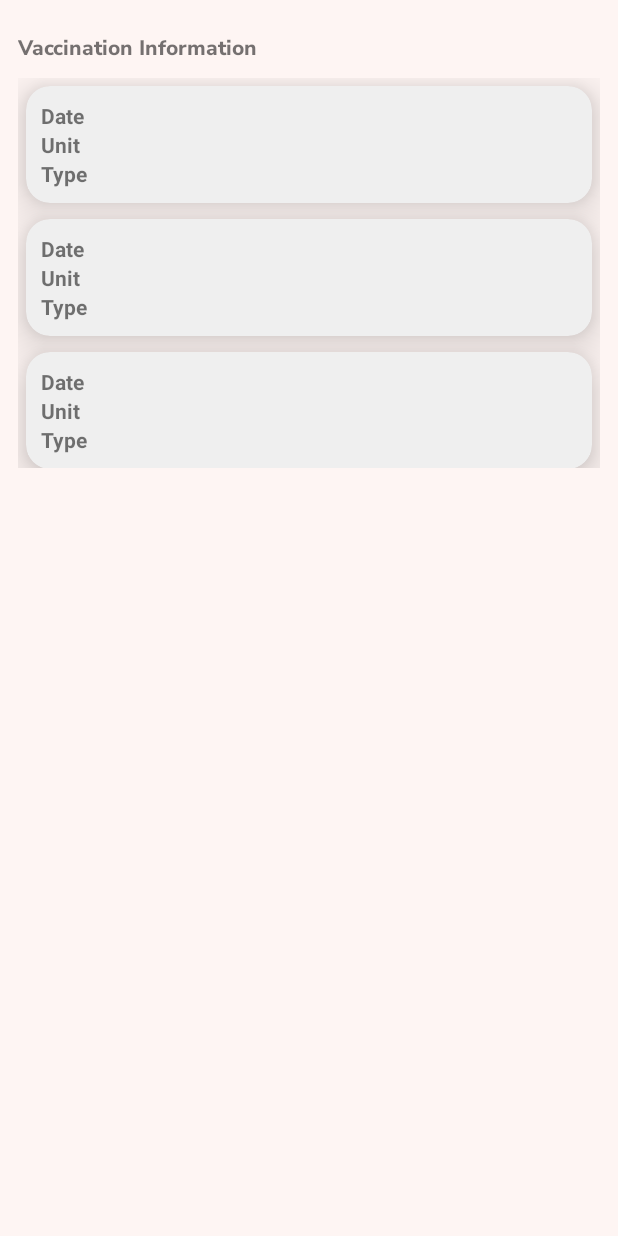
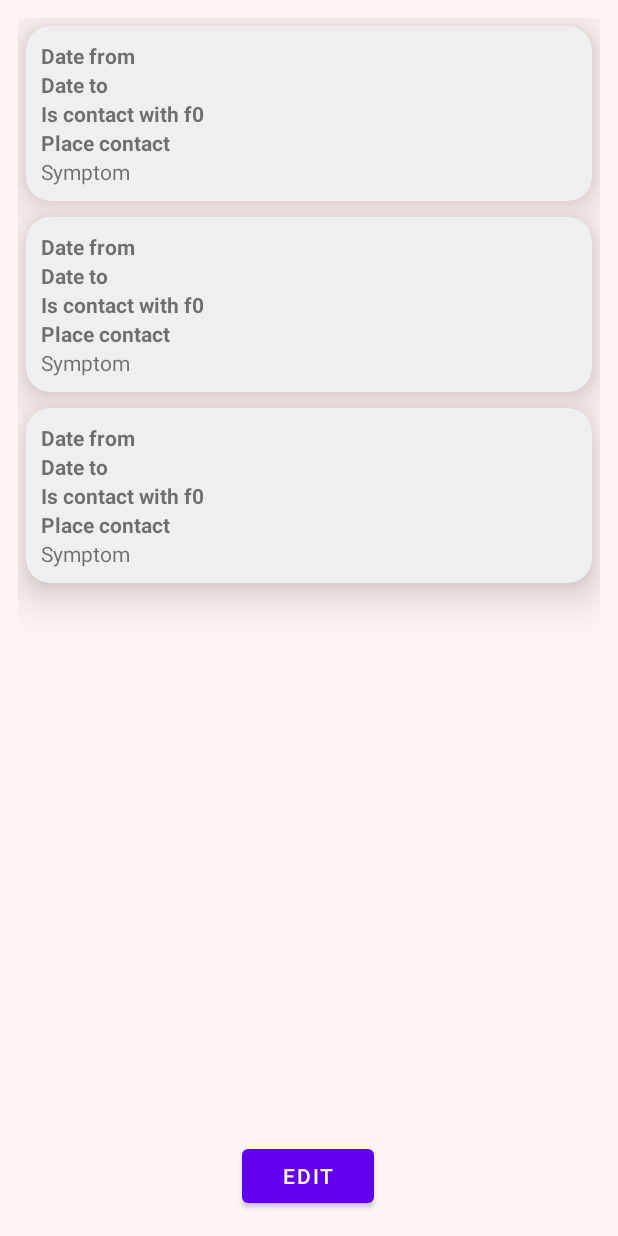
Before and after one commit to hoangnhhe141380/Covid_Tracker, an Android app: the layout layout_fragment_medical_declared_data.xml on its own in the app's theme, with its tools: preview values and no code run, on a phone screen of 412 x 824 dp. Run offline under Robolectric (Android 15) with nearby library versions, the phone set to English and light mode, and no system bars.

Commit message:
20220321 - Update layout and MedicalDeclaredData

```diff
--- a/app/src/main/res/layout/layout_fragment_medical_declared_data.xml
+++ b/app/src/main/res/layout/layout_fragment_medical_declared_data.xml
@@ -1,5 +1,6 @@
 <?xml version="1.0" encoding="utf-8"?>
-<RelativeLayout xmlns:android="http://schemas.android.com/apk/res/android"
+<androidx.constraintlayout.widget.ConstraintLayout xmlns:android="http://schemas.android.com/apk/res/android"
+    xmlns:app="http://schemas.android.com/apk/res-auto"
     xmlns:tools="http://schemas.android.com/tools"
     android:layout_width="match_parent"
     android:layout_height="match_parent"
@@ -7,19 +8,25 @@
     android:orientation="vertical"
     android:padding="12dp">
 
-    <TextView
-        android:layout_width="match_parent"
-        android:layout_height="wrap_content"
-        android:fontFamily="@font/nunito_sans_extrabold"
-        android:gravity="bottom"
-        android:text="Vaccination Information"
-        android:layout_marginTop="10dp"/>
-
     <androidx.recyclerview.widget.RecyclerView
         android:id="@+id/recyclerView"
         android:layout_width="match_parent"
-        android:layout_height="260dp"
-        android:layout_marginTop="40dp"
-        tools:listitem="@layout/layout_vaccination_data" />
+        android:layout_height="650dp"
+        app:layout_constraintBottom_toTopOf="@+id/btn_edit_mdd"
+        app:layout_constraintStart_toStartOf="parent"
+        app:layout_constraintTop_toTopOf="parent"
+        app:layout_constraintVertical_bias="0.002"
+        tools:listitem="@layout/layout_medical_declared_data" />
 
-</RelativeLayout>
+    <Button
+        android:id="@+id/btn_edit_mdd"
+        android:layout_width="wrap_content"
+        android:layout_height="wrap_content"
+        android:layout_marginBottom="4dp"
+        android:text="Edit"
+        app:layout_constraintBottom_toBottomOf="parent"
+        app:layout_constraintEnd_toEndOf="parent"
+        app:layout_constraintHorizontal_bias="0.498"
+        app:layout_constraintStart_toStartOf="parent" />
+
+</androidx.constraintlayout.widget.ConstraintLayout>
--- a/app/src/main/res/layout/layout_vaccination_data.xml
+++ b/app/src/main/res/layout/layout_medical_declared_data.xml
@@ -15,26 +15,41 @@
         android:padding="10dp">
 
         <TextView
-            android:id="@+id/tv_date"
+            android:id="@+id/tv_date_start"
             android:layout_width="match_parent"
             android:layout_height="wrap_content"
             android:textStyle="bold"
-            android:text="Date"/>
+            android:text="Date from"/>
 
         <TextView
-            android:id="@+id/tv_vaccination_unit"
+            android:id="@+id/tv_date_end"
             android:layout_width="match_parent"
             android:layout_height="wrap_content"
             android:textStyle="bold"
-            android:text="Unit"/>
+            android:text="Date to"/>
 
         <TextView
-            android:id="@+id/tv_vaccination_type"
+            android:id="@+id/tv_is_contact_f0"
             android:layout_width="match_parent"
             android:layout_height="wrap_content"
             android:textStyle="bold"
-            android:text="Type"
+            android:text="Is contact with f0"
              />
+
+        <TextView
+            android:id="@+id/tv_place_contact"
+            android:layout_width="match_parent"
+            android:layout_height="wrap_content"
+            android:textStyle="bold"
+            android:text="Place contact"
+            />
+
+        <TextView
+            android:id="@+id/tv_symptoms_mdd"
+            android:layout_width="match_parent"
+            android:layout_height="wrap_content"
+            android:text="Symptom"
+            />
 
 
     </LinearLayout>
```
Also changed, not shown: app/src/main/java/com/example/covid_tracker/adapter/MedicalDeclaredAdapter.java (added, +68 -0 lines), app/src/main/java/com/example/covid_tracker/fragments/FragmentHome.java (+21 -0 lines), app/src/main/java/com/example/covid_tracker/model/MedicalDeclaredData.java (+22 -1 lines), app/src/main/res/layout/layout_fragment_home.xml (+39 -3 lines), app/src/main/java/com/example/covid_tracker/model/Account.java (line endings or trailing spaces).
